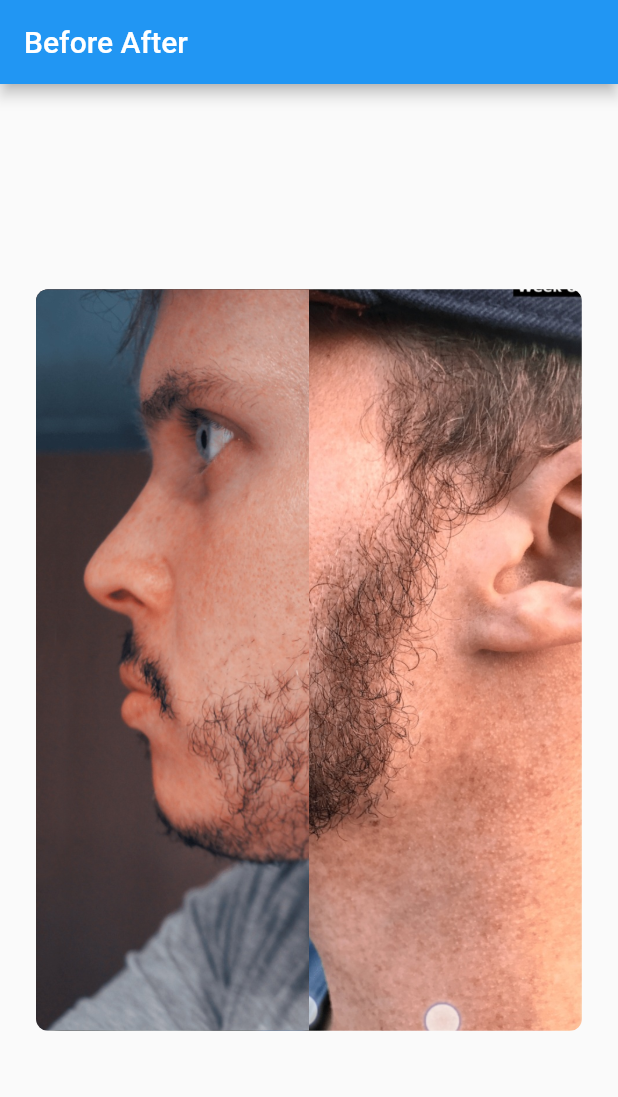
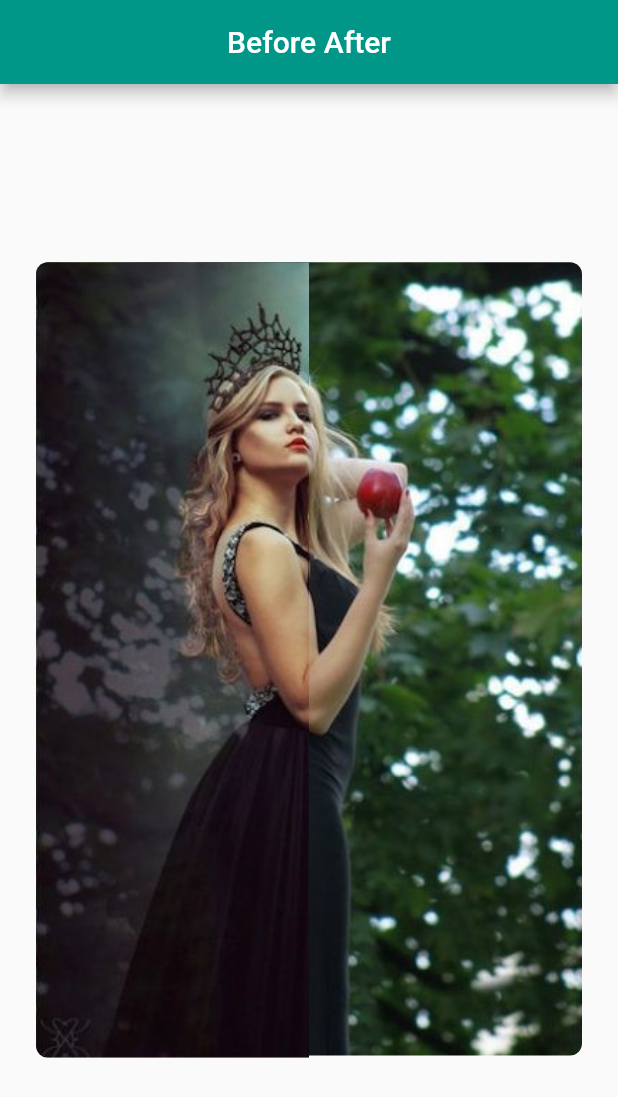
Before and after one commit to xsahil03x/before_after, a Flutter app: the screen it shows after launch, on a phone screen of 412 x 824 dp. Shown: the top 1097 px of the screen. Run offline on Flutter 3.47's test engine with Material 2 defaults, Android fonts, the phone set to English and light mode, and no system bars.

Commit message:
update example
Signed-off-by: Sahil Kumar <xdsahil@gmail.com>

```diff
--- a/example/lib/main.dart
+++ b/example/lib/main.dart
@@ -10,7 +10,7 @@ class MyApp extends StatelessWidget {
     return MaterialApp(
       title: 'Flutter Demo',
       theme: ThemeData(
-        primarySwatch: Colors.blue,
+        primarySwatch: Colors.teal,
       ),
       home: MyHomePage(),
     );
@@ -20,22 +20,16 @@ class MyApp extends StatelessWidget {
 class MyHomePage extends StatelessWidget {
   @override
   Widget build(BuildContext context) {
-    final size = MediaQuery.of(context).size;
     return Scaffold(
-      appBar: AppBar(title: Text('Before After')),
-      body: Center(
-        child: BeforeAfter(
-          imageHeight: size.height * 0.6,
-          imageWidth: size.width,
-          beforeImage: Image.asset(
-            'assets/before.jpg',
-            fit: BoxFit.cover,
+      appBar: AppBar(title: Text('Before After'), centerTitle: true),
+      body: Column(
+        mainAxisAlignment: MainAxisAlignment.spaceEvenly,
+        children: <Widget>[
+          BeforeAfter(
+            beforeImage: Image.asset('assets/after.jpg'),
+            afterImage: Image.asset('assets/before.jpg'),
           ),
-          afterImage: Image.asset(
-            'assets/after.jpg',
-            fit: BoxFit.cover,
-          ),
-        ),
+        ],
       ),
     );
   }
--- a/example/pubspec.yaml
+++ b/example/pubspec.yaml
@@ -44,6 +44,8 @@ flutter:
 
   # To add assets to your application, add an assets section, like this:
   assets:
+    - assets/after.png
+    - assets/before.png
     - assets/after.jpg
     - assets/before.jpg
 
```
Also changed, not shown: example/assets/after.jpg, example/assets/after.png (added), example/assets/before.jpg, example/assets/before.png (added).
